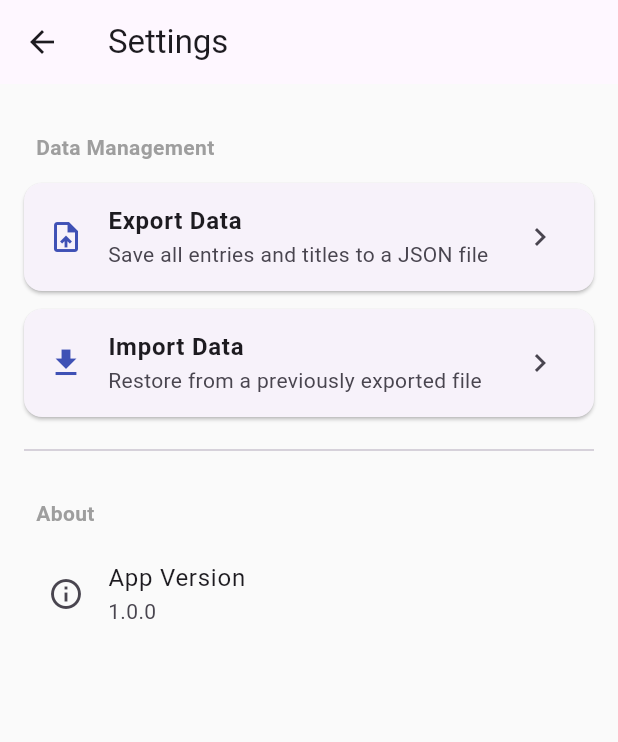
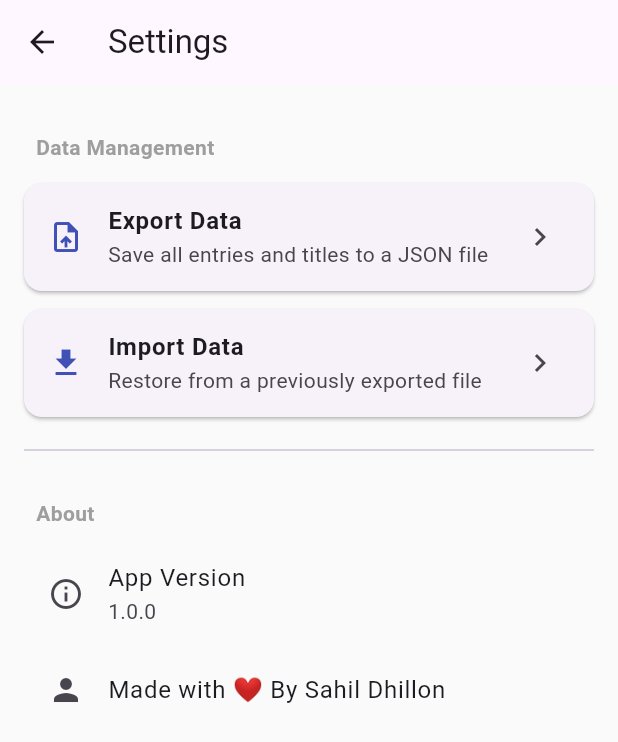
Before and after one commit to dhillonsahil/workon, a Flutter app: the SettingsScreen screen opened directly, on a phone screen of 412 x 824 dp. Shown: the top 742 px of the screen. Run offline on Flutter 3.47's test engine with Material 3 defaults, Android fonts, the phone set to English and light mode, and no system bars; our stand-ins replace file_picker, fl_chart, permission_handler, sqflite; accounts and stored records are empty.

Commit message:
use name

```diff
--- a/lib/screens/settings_screen.dart
+++ b/lib/screens/settings_screen.dart
@@ -33,10 +33,10 @@ class SettingsScreen extends StatelessWidget {
             title: Text("App Version"),
             subtitle: Text("1.0.0"),
           ),
-          // const ListTile(
-          //   leading: Icon(Icons.code),
-          //   title: Text("Made with Flutter"),
-          // ),
+          const ListTile(
+            leading: Icon(Icons.person),
+            title: Text("Made with ❤️ By Sahil Dhillon"),
+          ),
         ],
       ),
     );
```
